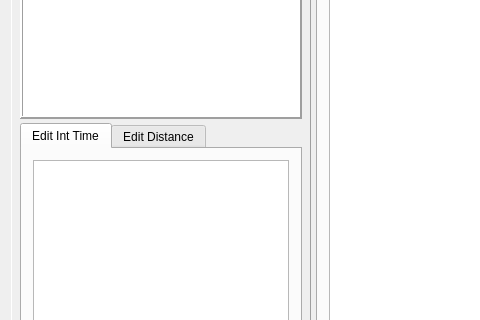
Old version of the form mainwindow.ui in the repository Tria-Andy/WorkoutEditor; both pictures show x 0 to 480 and y 168 to 488 of the 1234 by 766 pixel window.
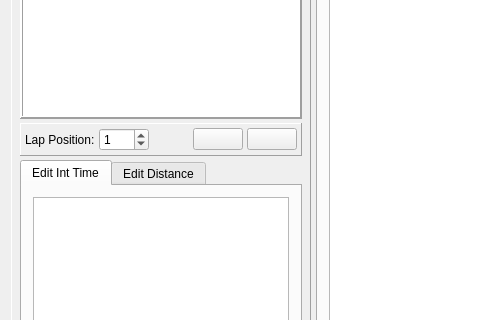
New version of the form. The open tabs and pages were chosen to show the change. Icons and pictures are not drawn.

Commit message: Add / Delete Laps in Editor #4

The edit to the form file:
```diff
--- a/mainwindow.ui
+++ b/mainwindow.ui
@@ -496,6 +496,118 @@
              </layout>
             </widget>
            </item>
+           <item>
+            <widget class="QFrame" name="frame_4">
+             <property name="frameShape">
+              <enum>QFrame::Panel</enum>
+             </property>
+             <property name="frameShadow">
+              <enum>QFrame::Raised</enum>
+             </property>
+             <layout class="QHBoxLayout" name="horizontalLayout_13">
+              <property name="spacing">
+               <number>4</number>
+              </property>
+              <property name="leftMargin">
+               <number>4</number>
+              </property>
+              <property name="topMargin">
+               <number>4</number>
+              </property>
+              <property name="rightMargin">
+               <number>4</number>
+              </property>
+              <property name="bottomMargin">
+               <number>4</number>
+              </property>
+              <item>
+               <widget class="QLabel" name="label_21">
+                <property name="maximumSize">
+                 <size>
+                  <width>16777215</width>
+                  <height>16777215</height>
+                 </size>
+                </property>
+                <property name="text">
+                 <string>Lap Position:</string>
+                </property>
+               </widget>
+              </item>
+              <item>
+               <widget class="QSpinBox" name="spinBox">
+                <property name="minimumSize">
+                 <size>
+                  <width>50</width>
+                  <height>0</height>
+                 </size>
+                </property>
+                <property name="value">
+                 <number>1</number>
+                </property>
+               </widget>
+              </item>
+              <item>
+               <spacer name="horizontalSpacer_6">
+                <property name="orientation">
+                 <enum>Qt::Horizontal</enum>
+                </property>
+                <property name="sizeHint" stdset="0">
+                 <size>
+                  <width>40</width>
+                  <height>20</height>
+                 </size>
+                </property>
+               </spacer>
+              </item>
+              <item>
+               <widget class="QPushButton" name="pushButton_addLap">
+                <property name="minimumSize">
+                 <size>
+                  <width>50</width>
+                  <height>0</height>
+                 </size>
+                </property>
+                <property name="maximumSize">
+                 <size>
+                  <width>50</width>
+                  <height>16777215</height>
+                 </size>
+                </property>
+                <property name="text">
+                 <string/>
+                </property>
+                <property name="icon">
+                 <iconset resource="resources.qrc">
+                  <normaloff>:/images/icons/Add.png</normaloff>:/images/icons/Add.png</iconset>
+                </property>
+               </widget>
+              </item>
+              <item>
+               <widget class="QPushButton" name="pushButton_delLap">
+                <property name="minimumSize">
+                 <size>
+                  <width>50</width>
+                  <height>0</height>
+                 </size>
+                </property>
+                <property name="maximumSize">
+                 <size>
+                  <width>50</width>
+                  <height>16777215</height>
+                 </size>
+                </property>
+                <property name="text">
+                 <string/>
+                </property>
+                <property name="icon">
+                 <iconset resource="resources.qrc">
+                  <normaloff>:/images/icons/Erase.png</normaloff>:/images/icons/Erase.png</iconset>
+                </property>
+               </widget>
+              </item>
+             </layout>
+            </widget>
+           </item>
            <item>
             <widget class="QTabWidget" name="tabWidget_edit">
              <property name="sizePolicy">
```
